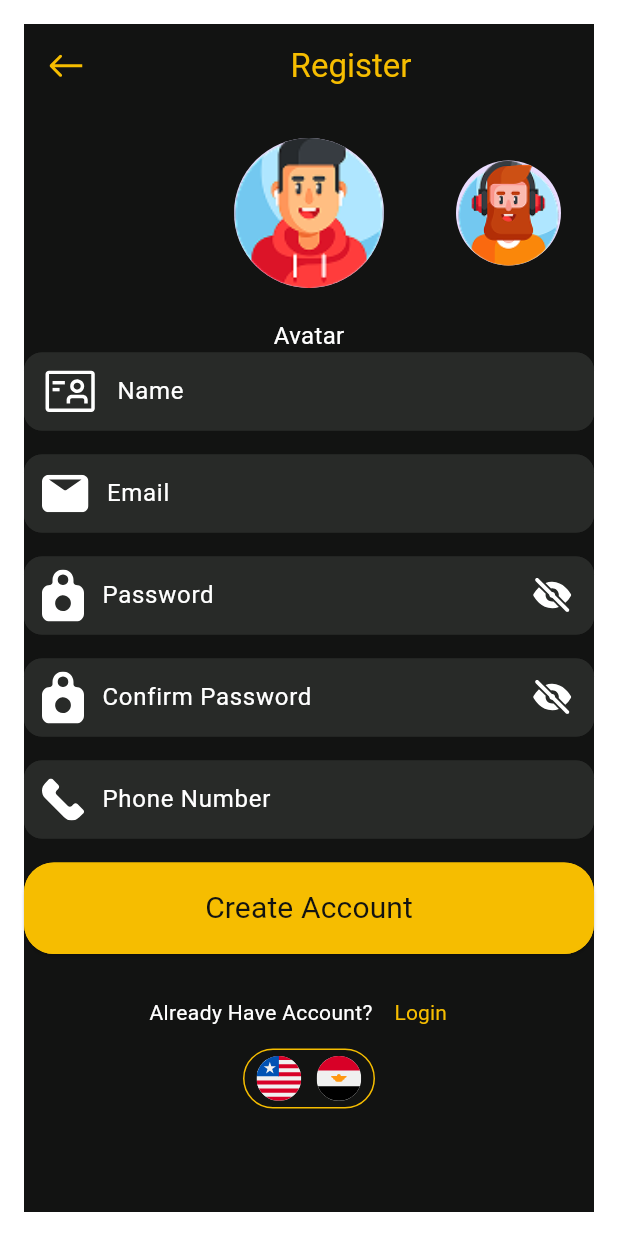
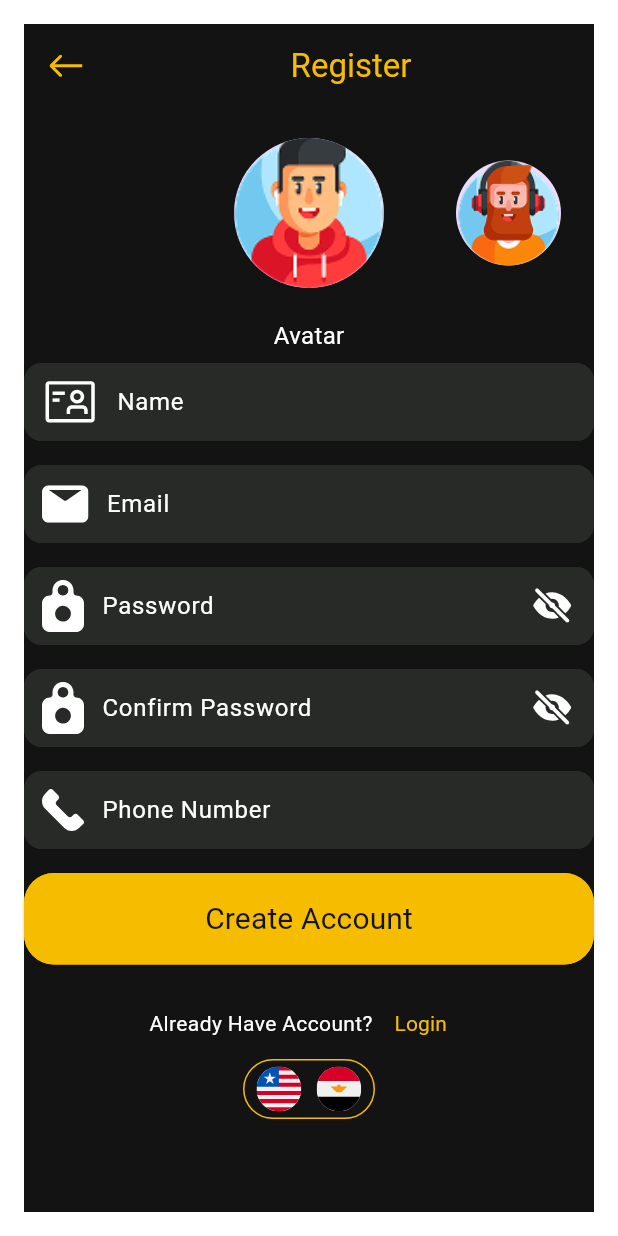
Before and after one commit to MahmoudSabry722/movies_project, a Flutter app: the RegisterScreen screen opened directly, on a phone screen of 412 x 824 dp. Run offline on Flutter 3.47's test engine with Material 3 defaults, Android fonts, the light colour scheme and no system bars; our stand-ins replace flutter_svg.

Commit message:
git commit -m "login screen & register screen & forget pass screen "

```diff
--- a/lib/features/auth/register_screen.dart
+++ b/lib/features/auth/register_screen.dart
@@ -6,7 +6,6 @@
 import 'package:movies/core/widgets/CustomTextFormField.dart';
 import 'package:movies/features/auth/AvatarPageView.dart';
 import 'package:movies/features/auth/login_screen.dart';
-
 import '../../core/widgets/custom_elevated_button.dart';
 
 class RegisterScreen extends StatelessWidget {
@@ -38,6 +37,7 @@
                     fontSize: 16,
                     fontWeight: FontWeight.w400,
                     color: Colors.white),),
+                SizedBox(height: 7,),
                 CustomTextFormField(hintText:AppString.name,prefixIcon:SvgPicture.asset( AppIcon.name),),
                 SizedBox(height: 16,),
                 CustomTextFormField(hintText:AppString.email,prefixIcon:SvgPicture.asset( AppIcon.email),),
```
